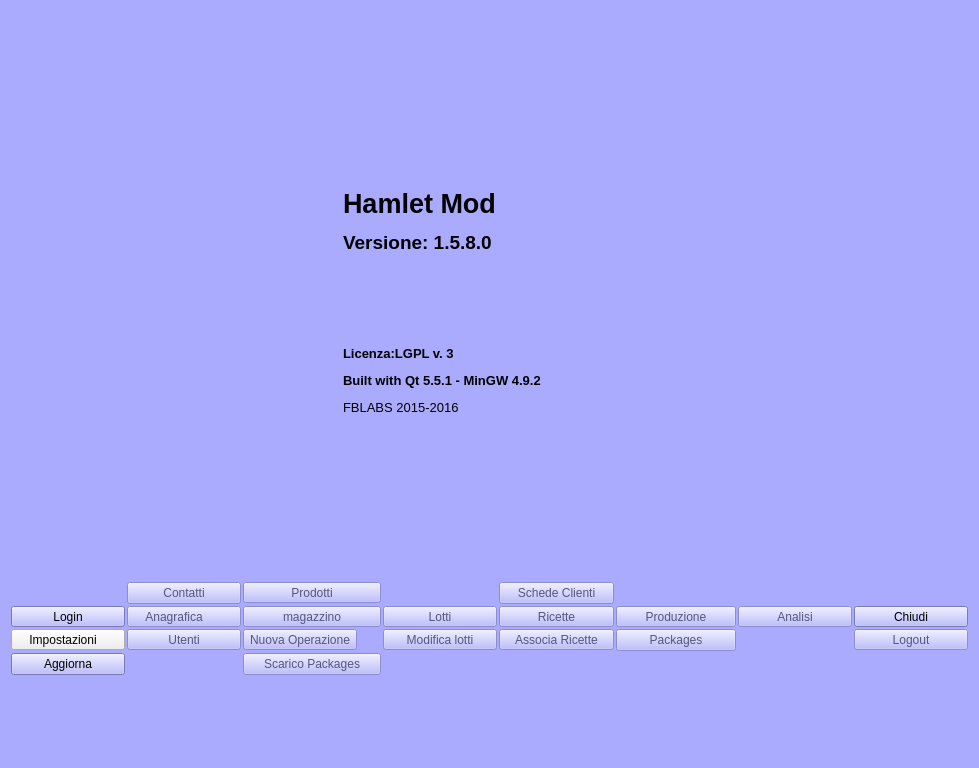
Old version of the form mainwindow.ui in the repository fblabs/hamlet-mod-sancon.
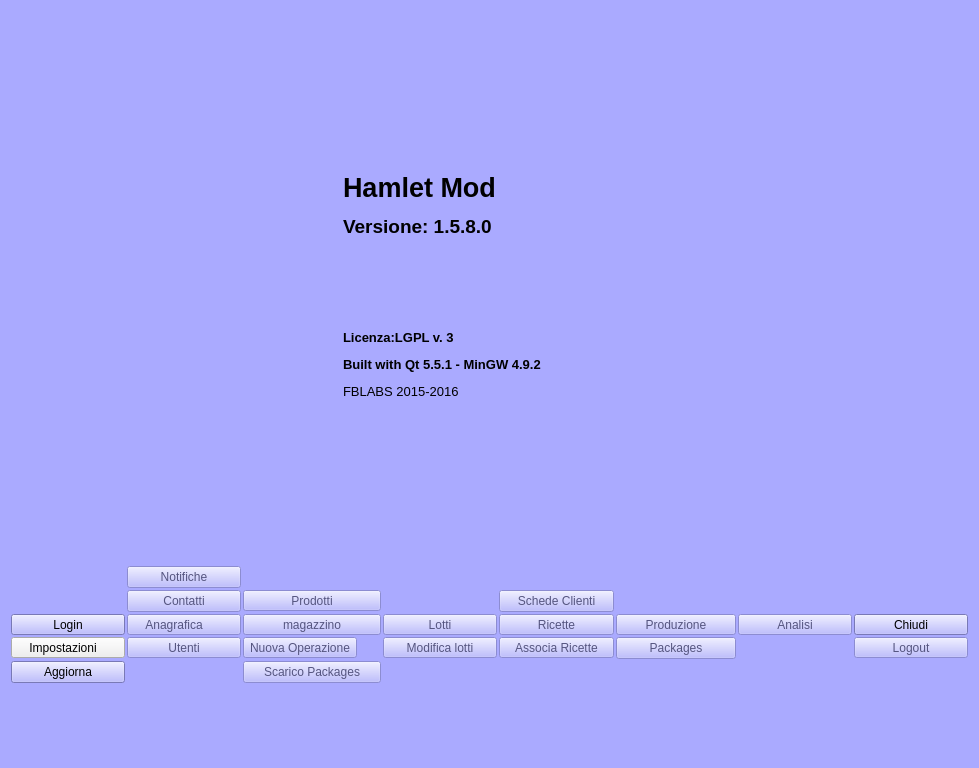
New version of the form. Icons and pictures are not drawn.

The edit to the form file:
```diff
--- a/mainwindow.ui
+++ b/mainwindow.ui
@@ -558,112 +558,7 @@
         <property name="spacing">
          <number>2</number>
         </property>
-        <item row="2" column="6">
-         <widget class="QToolButton" name="tbRicette">
-          <property name="enabled">
-           <bool>false</bool>
-          </property>
-          <property name="minimumSize">
-           <size>
-            <width>80</width>
-            <height>0</height>
-           </size>
-          </property>
-          <property name="maximumSize">
-           <size>
-            <width>120</width>
-            <height>16777215</height>
-           </size>
-          </property>
-          <property name="text">
-           <string>Ricette</string>
-          </property>
-          <property name="icon">
-           <iconset resource="icons.qrc">
-            <normaloff>:/Resources/Notepad.PNG</normaloff>:/Resources/Notepad.PNG</iconset>
-          </property>
-          <property name="iconSize">
-           <size>
-            <width>32</width>
-            <height>32</height>
-           </size>
-          </property>
-          <property name="toolButtonStyle">
-           <enum>Qt::ToolButtonTextBesideIcon</enum>
-          </property>
-         </widget>
-        </item>
-        <item row="2" column="7">
-         <widget class="QToolButton" name="tnProduzione">
-          <property name="enabled">
-           <bool>false</bool>
-          </property>
-          <property name="minimumSize">
-           <size>
-            <width>80</width>
-            <height>0</height>
-           </size>
-          </property>
-          <property name="maximumSize">
-           <size>
-            <width>120</width>
-            <height>16777215</height>
-           </size>
-          </property>
-          <property name="text">
-           <string>Produzione</string>
-          </property>
-          <property name="icon">
-           <iconset resource="icons.qrc">
-            <normaloff>:/Resources/Gears.PNG</normaloff>:/Resources/Gears.PNG</iconset>
-          </property>
-          <property name="iconSize">
-           <size>
-            <width>32</width>
-            <height>32</height>
-           </size>
-          </property>
-          <property name="toolButtonStyle">
-           <enum>Qt::ToolButtonTextBesideIcon</enum>
-          </property>
-         </widget>
-        </item>
-        <item row="2" column="2">
-         <widget class="QToolButton" name="tbMagaz">
-          <property name="enabled">
-           <bool>false</bool>
-          </property>
-          <property name="minimumSize">
-           <size>
-            <width>138</width>
-            <height>0</height>
-           </size>
-          </property>
-          <property name="toolTip">
-           <string>&lt;html&gt;&lt;head/&gt;&lt;body&gt;&lt;p&gt;Operazioni legate al Magazzino,movimentazione di carico e scarico, correzione errori,ecc.&lt;/p&gt;&lt;/body&gt;&lt;/html&gt;</string>
-          </property>
-          <property name="styleSheet">
-           <string notr="true"/>
-          </property>
-          <property name="text">
-           <string>magazzino</string>
-          </property>
-          <property name="icon">
-           <iconset resource="icons.qrc">
-            <normaloff>:/Resources/fork-1-icon.png</normaloff>:/Resources/fork-1-icon.png</iconset>
-          </property>
-          <property name="iconSize">
-           <size>
-            <width>32</width>
-            <height>32</height>
-           </size>
-          </property>
-          <property name="toolButtonStyle">
-           <enum>Qt::ToolButtonTextBesideIcon</enum>
-          </property>
-         </widget>
-        </item>
-        <item row="2" column="0">
+        <item row="4" column="0">
          <widget class="QToolButton" name="toolButton">
           <property name="minimumSize">
            <size>
@@ -704,8 +599,8 @@
           </property>
          </widget>
         </item>
-        <item row="2" column="1">
-         <widget class="QToolButton" name="tbAnag">
+        <item row="6" column="10">
+         <widget class="QToolButton" name="tbLogout">
           <property name="enabled">
            <bool>false</bool>
           </property>
@@ -722,172 +617,11 @@
            </size>
           </property>
           <property name="text">
-           <string>Anagrafica      </string>
+           <string>Logout</string>
           </property>
           <property name="icon">
            <iconset resource="icons.qrc">
-            <normaloff>:/Resources/User-Black.PNG</normaloff>:/Resources/User-Black.PNG</iconset>
-          </property>
-          <property name="iconSize">
-           <size>
-            <width>32</width>
-            <height>32</height>
-           </size>
-          </property>
-          <property name="toolButtonStyle">
-           <enum>Qt::ToolButtonTextBesideIcon</enum>
-          </property>
-          <property name="arrowType">
-           <enum>Qt::NoArrow</enum>
-          </property>
-         </widget>
-        </item>
-        <item row="2" column="4">
-         <widget class="QToolButton" name="tbLotti">
-          <property name="enabled">
-           <bool>false</bool>
-          </property>
-          <property name="minimumSize">
-           <size>
-            <width>80</width>
-            <height>0</height>
-           </size>
-          </property>
-          <property name="maximumSize">
-           <size>
-            <width>120</width>
-            <height>16777215</height>
-           </size>
-          </property>
-          <property name="text">
-           <string>Lotti</string>
-          </property>
-          <property name="icon">
-           <iconset resource="icons.qrc">
-            <normaloff>:/Resources/Cube.PNG</normaloff>:/Resources/Cube.PNG</iconset>
-          </property>
-          <property name="iconSize">
-           <size>
-            <width>32</width>
-            <height>32</height>
-           </size>
-          </property>
-          <property name="toolButtonStyle">
-           <enum>Qt::ToolButtonTextBesideIcon</enum>
-          </property>
-          <property name="autoRaise">
-           <bool>false</bool>
-          </property>
-         </widget>
-        </item>
-        <item row="2" column="8">
-         <widget class="QToolButton" name="tbAnalisi">
-          <property name="enabled">
-           <bool>false</bool>
-          </property>
-          <property name="sizePolicy">
-           <sizepolicy hsizetype="Fixed" vsizetype="Fixed">
-            <horstretch>0</horstretch>
-            <verstretch>0</verstretch>
-           </sizepolicy>
-          </property>
-          <property name="minimumSize">
-           <size>
-            <width>80</width>
-            <height>0</height>
-           </size>
-          </property>
-          <property name="maximumSize">
-           <size>
-            <width>120</width>
-            <height>16777215</height>
-           </size>
-          </property>
-          <property name="autoFillBackground">
-           <bool>false</bool>
-          </property>
-          <property name="text">
-           <string>Analisi</string>
-          </property>
-          <property name="icon">
-           <iconset resource="icons.qrc">
-            <normaloff>:/Resources/Chart.PNG</normaloff>:/Resources/Chart.PNG</iconset>
-          </property>
-          <property name="iconSize">
-           <size>
-            <width>32</width>
-            <height>32</height>
-           </size>
-          </property>
-          <property name="toolButtonStyle">
-           <enum>Qt::ToolButtonTextBesideIcon</enum>
-          </property>
-          <property name="autoRaise">
-           <bool>false</bool>
-          </property>
-         </widget>
-        </item>
-        <item row="4" column="1">
-         <widget class="QToolButton" name="tbUtenti">
-          <property name="enabled">
-           <bool>false</bool>
-          </property>
-          <property name="minimumSize">
-           <size>
-            <width>80</width>
-            <height>0</height>
-           </size>
-          </property>
-          <property name="maximumSize">
-           <size>
-            <width>120</width>
-            <height>16777215</height>
-           </size>
-          </property>
-          <property name="text">
-           <string>Utenti</string>
-          </property>
-          <property name="icon">
-           <iconset resource="icons.qrc">
-            <normaloff>:/Resources/Warning-Sign.PNG</normaloff>:/Resources/Warning-Sign.PNG</iconset>
-          </property>
-          <property name="iconSize">
-           <size>
-            <width>32</width>
-            <height>32</height>
-           </size>
-          </property>
-          <property name="toolButtonStyle">
-           <enum>Qt::ToolButtonTextBesideIcon</enum>
-          </property>
-          <property name="arrowType">
-           <enum>Qt::NoArrow</enum>
-          </property>
-         </widget>
-        </item>
-        <item row="4" column="6">
-         <widget class="QToolButton" name="tbAssociazioni">
-          <property name="enabled">
-           <bool>false</bool>
-          </property>
-          <property name="minimumSize">
-           <size>
-            <width>80</width>
-            <height>0</height>
-           </size>
-          </property>
-          <property name="maximumSize">
-           <size>
-            <width>120</width>
-            <height>16777215</height>
-           </size>
-          </property>
-          <property name="text">
-           <string>Associa Ricette</string>
-          </property>
-          <property name="icon">
-           <iconset resource="icons.qrc">
-            <normaloff>:/Resources/Map.PNG</normaloff>:/Resources/Map.PNG</iconset>
+            <normaloff>:/Resources/Clock.PNG</normaloff>:/Resources/Clock.PNG</iconset>
           </property>
           <property name="iconSize">
            <size>
@@ -901,12 +635,24 @@
          </widget>
         </item>
         <item row="4" column="2">
-         <widget class="QToolButton" name="pBNewOperation">
+         <widget class="QToolButton" name="tbMagaz">
           <property name="enabled">
            <bool>false</bool>
           </property>
+          <property name="minimumSize">
+           <size>
+            <width>138</width>
+            <height>0</height>
+           </size>
+          </property>
+          <property name="toolTip">
+           <string>&lt;html&gt;&lt;head/&gt;&lt;body&gt;&lt;p&gt;Operazioni legate al Magazzino,movimentazione di carico e scarico, correzione errori,ecc.&lt;/p&gt;&lt;/body&gt;&lt;/html&gt;</string>
+          </property>
+          <property name="styleSheet">
+           <string notr="true"/>
+          </property>
           <property name="text">
-           <string>Nuova Operazione</string>
+           <string>magazzino</string>
           </property>
           <property name="icon">
            <iconset resource="icons.qrc">
@@ -921,15 +667,12 @@
           <property name="toolButtonStyle">
            <enum>Qt::ToolButtonTextBesideIcon</enum>
           </property>
-          <property name="arrowType">
-           <enum>Qt::NoArrow</enum>
-          </property>
          </widget>
         </item>
-        <item row="1" column="6">
-         <widget class="QPushButton" name="pbSchede">
+        <item row="4" column="10">
+         <widget class="QToolButton" name="tbClose">
           <property name="enabled">
-           <bool>false</bool>
+           <bool>true</bool>
           </property>
           <property name="minimumSize">
            <size>
@@ -944,7 +687,7 @@
            </size>
           </property>
           <property name="text">
-           <string>Schede Clienti</string>
+           <string>Chiudi</string>
           </property>
           <property name="icon">
            <iconset resource="icons.qrc">
@@ -956,9 +699,12 @@
             <height>32</height>
            </size>
           </property>
+          <property name="toolButtonStyle">
+           <enum>Qt::ToolButtonTextBesideIcon</enum>
+          </property>
          </widget>
         </item>
-        <item row="4" column="0">
+        <item row="6" column="0">
          <widget class="QToolButton" name="tbSettings">
           <property name="enabled">
            <bool>true</bool>
@@ -996,10 +742,10 @@
           </property>
          </widget>
         </item>
-        <item row="2" column="10">
-         <widget class="QToolButton" name="tbClose">
+        <item row="6" column="6">
+         <widget class="QToolButton" name="tbAssociazioni">
           <property name="enabled">
-           <bool>true</bool>
+           <bool>false</bool>
           </property>
           <property name="minimumSize">
            <size>
@@ -1014,7 +760,7 @@
            </size>
           </property>
           <property name="text">
-           <string>Chiudi</string>
+           <string>Associa Ricette</string>
           </property>
           <property name="icon">
            <iconset resource="icons.qrc">
@@ -1031,45 +777,7 @@
           </property>
          </widget>
         </item>
-        <item row="4" column="7">
-         <widget class="QPushButton" name="pbPackages">
-          <property name="enabled">
-           <bool>false</bool>
-          </property>
-          <property name="sizePolicy">
-           <sizepolicy hsizetype="Fixed" vsizetype="Fixed">
-            <horstretch>0</horstretch>
-            <verstretch>0</verstretch>
-           </sizepolicy>
-          </property>
-          <property name="minimumSize">
-           <size>
-            <width>120</width>
-            <height>0</height>
-           </size>
-          </property>
-          <property name="maximumSize">
-           <size>
-            <width>120</width>
-            <height>16777215</height>
-           </size>
-          </property>
-          <property name="text">
-           <string>Packages</string>
-          </property>
-          <property name="icon">
-           <iconset resource="icons.qrc">
-            <normaloff>:/Resources/Box.PNG</normaloff>:/Resources/Box.PNG</iconset>
-          </property>
-          <property name="iconSize">
-           <size>
-            <width>32</width>
-            <height>32</height>
-           </size>
-          </property>
-         </widget>
-        </item>
-        <item row="4" column="4">
+        <item row="6" column="4">
          <widget class="QToolButton" name="tbModificaLotti">
           <property name="enabled">
            <bool>false</bool>
@@ -1104,11 +812,17 @@
           </property>
          </widget>
         </item>
-        <item row="4" column="10">
-         <widget class="QToolButton" name="tbLogout">
+        <item row="4" column="8">
+         <widget class="QToolButton" name="tbAnalisi">
           <property name="enabled">
            <bool>false</bool>
           </property>
+          <property name="sizePolicy">
+           <sizepolicy hsizetype="Fixed" vsizetype="Fixed">
+            <horstretch>0</horstretch>
+            <verstretch>0</verstretch>
+           </sizepolicy>
+          </property>
           <property name="minimumSize">
            <size>
             <width>80</width>
@@ -1121,8 +835,11 @@
             <height>16777215</height>
            </size>
           </property>
+          <property name="autoFillBackground">
+           <bool>false</bool>
+          </property>
           <property name="text">
-           <string>Logout</string>
+           <string>Analisi</string>
           </property>
           <property name="icon">
            <iconset resource="icons.qrc">
@@ -1137,12 +854,36 @@
           <property name="toolButtonStyle">
            <enum>Qt::ToolButtonTextBesideIcon</enum>
           </property>
+          <property name="autoRaise">
+           <bool>false</bool>
+          </property>
          </widget>
         </item>
-        <item row="5" column="0">
-         <widget class="QPushButton" name="pushButton">
+        <item row="6" column="7">
+         <widget class="QPushButton" name="pbPackages">
+          <property name="enabled">
+           <bool>false</bool>
+          </property>
+          <property name="sizePolicy">
+           <sizepolicy hsizetype="Fixed" vsizetype="Fixed">
+            <horstretch>0</horstretch>
+            <verstretch>0</verstretch>
+           </sizepolicy>
+          </property>
+          <property name="minimumSize">
+           <size>
+            <width>120</width>
+            <height>0</height>
+           </size>
+          </property>
+          <property name="maximumSize">
+           <size>
+            <width>120</width>
+            <height>16777215</height>
+           </size>
+          </property>
           <property name="text">
-           <string>Aggiorna</string>
+           <string>Packages</string>
           </property>
           <property name="icon">
            <iconset resource="icons.qrc">
@@ -1156,19 +897,25 @@
           </property>
          </widget>
         </item>
-        <item row="1" column="2">
-         <widget class="QToolButton" name="tbProdotti">
+        <item row="4" column="6">
+         <widget class="QToolButton" name="tbRicette">
           <property name="enabled">
            <bool>false</bool>
           </property>
           <property name="minimumSize">
            <size>
-            <width>138</width>
+            <width>80</width>
             <height>0</height>
            </size>
           </property>
+          <property name="maximumSize">
+           <size>
+            <width>120</width>
+            <height>16777215</height>
+           </size>
+          </property>
           <property name="text">
-           <string>Prodotti</string>
+           <string>Ricette</string>
           </property>
           <property name="icon">
            <iconset resource="icons.qrc">
@@ -1185,7 +932,7 @@
           </property>
          </widget>
         </item>
-        <item row="5" column="2">
+        <item row="7" column="2">
          <widget class="QPushButton" name="pbUnload">
           <property name="enabled">
            <bool>false</bool>
@@ -1205,7 +952,199 @@
           </property>
          </widget>
         </item>
-        <item row="1" column="1">
+        <item row="4" column="1">
+         <widget class="QToolButton" name="tbAnag">
+          <property name="enabled">
+           <bool>false</bool>
+          </property>
+          <property name="minimumSize">
+           <size>
+            <width>80</width>
+            <height>0</height>
+           </size>
+          </property>
+          <property name="maximumSize">
+           <size>
+            <width>120</width>
+            <height>16777215</height>
+           </size>
+          </property>
+          <property name="text">
+           <string>Anagrafica      </string>
+          </property>
+          <property name="icon">
+           <iconset resource="icons.qrc">
+            <normaloff>:/Resources/User-Black.PNG</normaloff>:/Resources/User-Black.PNG</iconset>
+          </property>
+          <property name="iconSize">
+           <size>
+            <width>32</width>
+            <height>32</height>
+           </size>
+          </property>
+          <property name="toolButtonStyle">
+           <enum>Qt::ToolButtonTextBesideIcon</enum>
+          </property>
+          <property name="arrowType">
+           <enum>Qt::NoArrow</enum>
+          </property>
+         </widget>
+        </item>
+        <item row="4" column="7">
+         <widget class="QToolButton" name="tnProduzione">
+          <property name="enabled">
+           <bool>false</bool>
+          </property>
+          <property name="minimumSize">
+           <size>
+            <width>80</width>
+            <height>0</height>
+           </size>
+          </property>
+          <property name="maximumSize">
+           <size>
+            <width>120</width>
+            <height>16777215</height>
+           </size>
+          </property>
+          <property name="text">
+           <string>Produzione</string>
+          </property>
+          <property name="icon">
+           <iconset resource="icons.qrc">
+            <normaloff>:/Resources/Gears.PNG</normaloff>:/Resources/Gears.PNG</iconset>
+          </property>
+          <property name="iconSize">
+           <size>
+            <width>32</width>
+            <height>32</height>
+           </size>
+          </property>
+          <property name="toolButtonStyle">
+           <enum>Qt::ToolButtonTextBesideIcon</enum>
+          </property>
+         </widget>
+        </item>
+        <item row="7" column="0">
+         <widget class="QPushButton" name="pushButton">
+          <property name="text">
+           <string>Aggiorna</string>
+          </property>
+          <property name="icon">
+           <iconset resource="icons.qrc">
+            <normaloff>:/Resources/Planet.PNG</normaloff>:/Resources/Planet.PNG</iconset>
+          </property>
+          <property name="iconSize">
+           <size>
+            <width>32</width>
+            <height>32</height>
+           </size>
+          </property>
+         </widget>
+        </item>
+        <item row="6" column="2">
+         <widget class="QToolButton" name="pBNewOperation">
+          <property name="enabled">
+           <bool>false</bool>
+          </property>
+          <property name="text">
+           <string>Nuova Operazione</string>
+          </property>
+          <property name="icon">
+           <iconset resource="icons.qrc">
+            <normaloff>:/Resources/Actions-configure-icon.png</normaloff>:/Resources/Actions-configure-icon.png</iconset>
+          </property>
+          <property name="iconSize">
+           <size>
+            <width>32</width>
+            <height>32</height>
+           </size>
+          </property>
+          <property name="toolButtonStyle">
+           <enum>Qt::ToolButtonTextBesideIcon</enum>
+          </property>
+          <property name="arrowType">
+           <enum>Qt::NoArrow</enum>
+          </property>
+         </widget>
+        </item>
+        <item row="6" column="1">
+         <widget class="QToolButton" name="tbUtenti">
+          <property name="enabled">
+           <bool>false</bool>
+          </property>
+          <property name="minimumSize">
+           <size>
+            <width>80</width>
+            <height>0</height>
+           </size>
+          </property>
+          <property name="maximumSize">
+           <size>
+            <width>120</width>
+            <height>16777215</height>
+           </size>
+          </property>
+          <property name="text">
+           <string>Utenti</string>
+          </property>
+          <property name="icon">
+           <iconset resource="icons.qrc">
+            <normaloff>:/Resources/Warning-Sign.PNG</normaloff>:/Resources/Warning-Sign.PNG</iconset>
+          </property>
+          <property name="iconSize">
+           <size>
+            <width>32</width>
+            <height>32</height>
+           </size>
+          </property>
+          <property name="toolButtonStyle">
+           <enum>Qt::ToolButtonTextBesideIcon</enum>
+          </property>
+          <property name="arrowType">
+           <enum>Qt::NoArrow</enum>
+          </property>
+         </widget>
+        </item>
+        <item row="4" column="4">
+         <widget class="QToolButton" name="tbLotti">
+          <property name="enabled">
+           <bool>false</bool>
+          </property>
+          <property name="minimumSize">
+           <size>
+            <width>80</width>
+            <height>0</height>
+           </size>
+          </property>
+          <property name="maximumSize">
+           <size>
+            <width>120</width>
+            <height>16777215</height>
+           </size>
+          </property>
+          <property name="text">
+           <string>Lotti</string>
+          </property>
+          <property name="icon">
+           <iconset resource="icons.qrc">
+            <normaloff>:/Resources/Cube.PNG</normaloff>:/Resources/Cube.PNG</iconset>
+          </property>
+          <property name="iconSize">
+           <size>
+            <width>32</width>
+            <height>32</height>
+           </size>
+          </property>
+          <property name="toolButtonStyle">
+           <enum>Qt::ToolButtonTextBesideIcon</enum>
+          </property>
+          <property name="autoRaise">
+           <bool>false</bool>
+          </property>
+         </widget>
+        </item>
+        <item row="3" column="1">
          <widget class="QPushButton" name="pbContacts">
           <property name="enabled">
            <bool>false</bool>
@@ -1225,6 +1164,87 @@
           </property>
          </widget>
         </item>
+        <item row="2" column="1">
+         <widget class="QPushButton" name="pbNotifiche">
+          <property name="enabled">
+           <bool>false</bool>
+          </property>
+          <property name="text">
+           <string>Notifiche</string>
+          </property>
+          <property name="icon">
+           <iconset resource="icons.qrc">
+            <normaloff>:/Resources/Chat.PNG</normaloff>:/Resources/Chat.PNG</iconset>
+          </property>
+          <property name="iconSize">
+           <size>
+            <width>32</width>
+            <height>32</height>
+           </size>
+          </property>
+         </widget>
+        </item>
+        <item row="3" column="2">
+         <widget class="QToolButton" name="tbProdotti">
+          <property name="enabled">
+           <bool>false</bool>
+          </property>
+          <property name="minimumSize">
+           <size>
+            <width>138</width>
+            <height>0</height>
+           </size>
+          </property>
+          <property name="text">
+           <string>Prodotti</string>
+          </property>
+          <property name="icon">
+           <iconset resource="icons.qrc">
+            <normaloff>:/Resources/Wood-4-icon.png</normaloff>:/Resources/Wood-4-icon.png</iconset>
+          </property>
+          <property name="iconSize">
+           <size>
+            <width>32</width>
+            <height>32</height>
+           </size>
+          </property>
+          <property name="toolButtonStyle">
+           <enum>Qt::ToolButtonTextBesideIcon</enum>
+          </property>
+         </widget>
+        </item>
+        <item row="3" column="6">
+         <widget class="QPushButton" name="pbSchede">
+          <property name="enabled">
+           <bool>false</bool>
+          </property>
+          <property name="minimumSize">
+           <size>
+            <width>80</width>
+            <height>0</height>
+           </size>
+          </property>
+          <property name="maximumSize">
+           <size>
+            <width>120</width>
+            <height>16777215</height>
+           </size>
+          </property>
+          <property name="text">
+           <string>Schede Clienti</string>
+          </property>
+          <property name="icon">
+           <iconset resource="icons.qrc">
+            <normaloff>:/Resources/Folder.PNG</normaloff>:/Resources/Folder.PNG</iconset>
+          </property>
+          <property name="iconSize">
+           <size>
+            <width>32</width>
+            <height>32</height>
+           </size>
+          </property>
+         </widget>
+        </item>
        </layout>
       </item>
      </layout>
```
Left out of the diff: 12 changed lines with no effect on the pictures.
